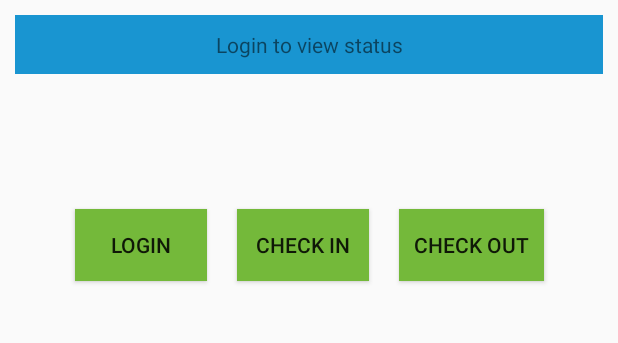
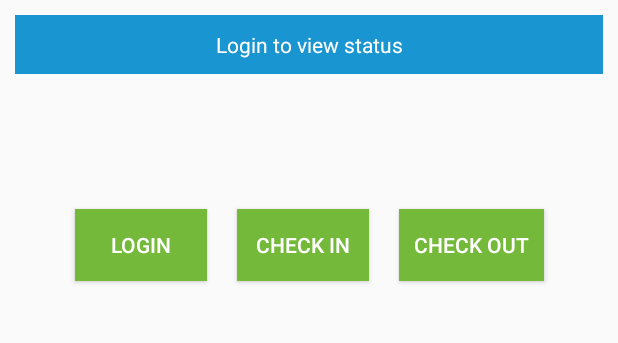
Before and after one commit to visaals/patientce, an Android app: the screen it shows after launch (MainActivity), on a phone screen of 412 x 824 dp, the part 143-486 px from its top. Run offline under Robolectric (Android 15) with nearby library versions, the phone set to English and light mode, and no system bars; our stand-ins replace Firebase (no records; nobody signed in at launch, a user with empty details on screens opened directly).

Commit message:
Ui changes

```diff
--- a/app/src/main/res/layout/content_main.xml
+++ b/app/src/main/res/layout/content_main.xml
@@ -23,6 +23,7 @@
 
     <TextView
         android:id="@+id/status"
+        android:textColor="#FFFFFF"
         android:layout_width="match_parent"
         android:layout_height="wrap_content"
         android:background="@color/colorAccent"
@@ -50,6 +51,7 @@
 
         <Button
             android:id="@+id/login"
+            android:textColor="#FFFFFF"
             android:layout_width="wrap_content"
             android:layout_height="wrap_content"
             android:layout_margin="10dp"
@@ -60,6 +62,7 @@
 
         <Button
             android:id="@+id/checkin"
+            android:textColor="#FFFFFF"
             android:layout_width="wrap_content"
             android:layout_height="wrap_content"
             android:layout_margin="10dp"
@@ -71,6 +74,7 @@
 
         <Button
             android:id="@+id/checkout"
+            android:textColor="#FFFFFF"
             android:layout_width="wrap_content"
             android:layout_height="wrap_content"
             android:layout_margin="10dp"
--- a/app/src/main/res/values/colors.xml
+++ b/app/src/main/res/values/colors.xml
@@ -4,4 +4,5 @@
     <color name="colorPrimaryDark">#74B93A</color>
     <color name="colorAccent">#e65722</color>
     <color name="ohno">#FF4D4D</color>
+    <color name="white">#FFFFFF</color>
 </resources>
```
Also changed, not shown: app/src/main/java/spalsa/patientcare/MainActivity.java (+7 -3 lines).
